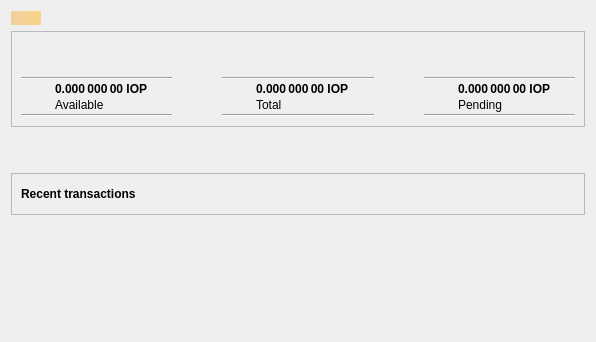
Old version of the form src/qt/forms/overviewpage.ui in the repository Internet-of-People/iop-core.
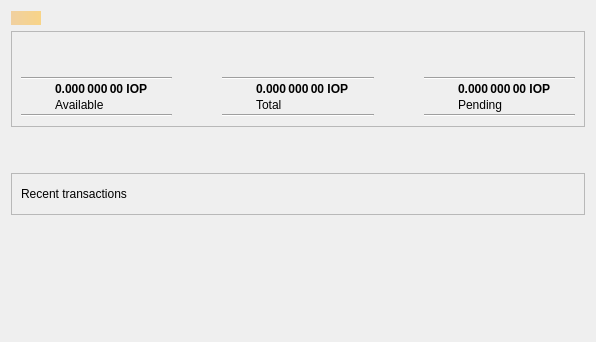
New version of the form. Icons and pictures are not drawn.

The edit to the form file:
```diff
--- a/src/qt/forms/overviewpage.ui
+++ b/src/qt/forms/overviewpage.ui
@@ -421,8 +421,8 @@
                                                     <widget class="QLabel" name="transactions_title">
                                                         <property name="font">
                                                             <font>
-                                                                <weight>75</weight>
-                                                                <bold>true</bold>
+                                                                <weight>25</weight>
+                                                                <bold>false</bold>
                                                             </font>
                                                         </property>
                                                         <property name="text">
```
